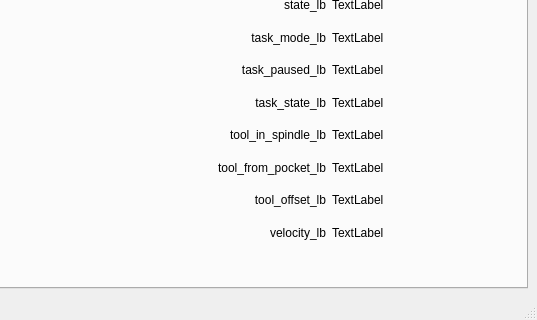
Qt form examples/features/status/status.ui (jethornton/flexgui) before a commit; both pictures show x 263 to 800 and y 280 to 600 of the 800 by 600 pixel window.
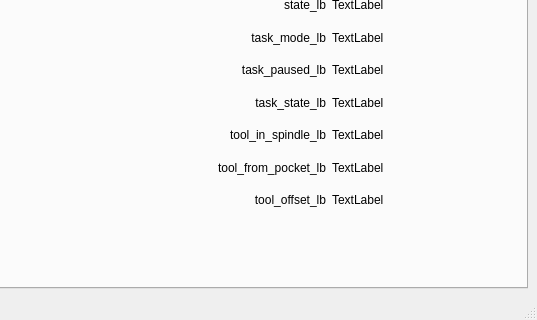
The same form after that commit. The open tabs and pages were chosen to show the change.

Commit message: remove undefined status label

The edit to the form file:
```diff
--- a/examples/features/status/status.ui
+++ b/examples/features/status/status.ui
@@ -1069,23 +1069,6 @@
           </property>
          </widget>
         </item>
-        <item row="14" column="2">
-         <widget class="QLabel" name="label_79">
-          <property name="text">
-           <string>velocity_lb</string>
-          </property>
-          <property name="alignment">
-           <set>Qt::AlignRight|Qt::AlignTrailing|Qt::AlignVCenter</set>
-          </property>
-         </widget>
-        </item>
-        <item row="14" column="3">
-         <widget class="QLabel" name="velocity_lb">
-          <property name="text">
-           <string>TextLabel</string>
-          </property>
-         </widget>
-        </item>
        </layout>
       </widget>
       <widget class="QWidget" name="tab_3">
```
